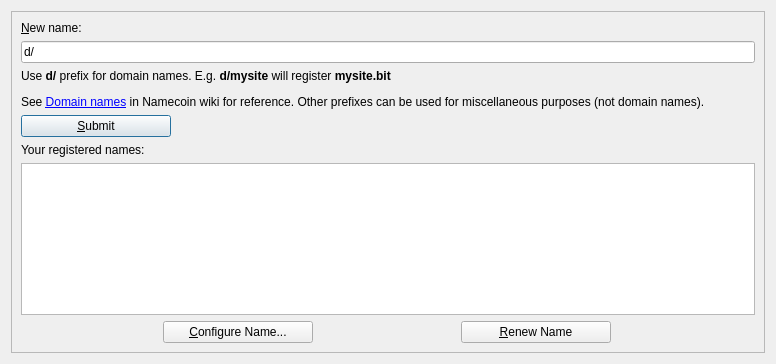
First picture: the form in src/qt/forms/managenamespage.ui, repository gjhiggins/vcoincore, before the edit.
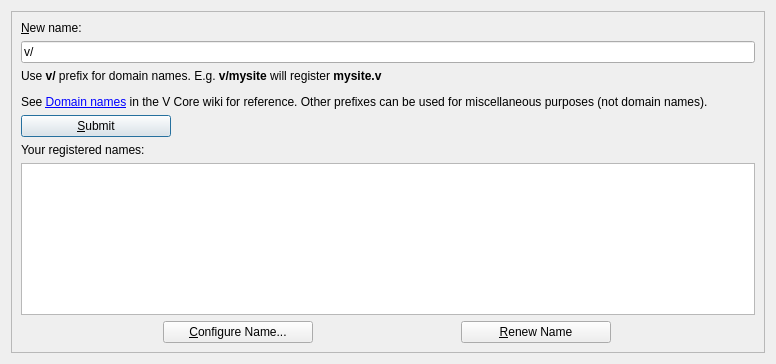
Second picture: the form after the edit. Icons and pictures are not drawn. Custom widgets are drawn as their Qt base class.

What changed in the file:
```diff
--- a/src/qt/forms/managenamespage.ui
+++ b/src/qt/forms/managenamespage.ui
@@ -51,7 +51,7 @@
          <string>Enter a name or domain name (prefixed with d/) to be registered via Namecoin.</string>
         </property>
         <property name="text">
-         <string>d/</string>
+         <string>v/</string>
         </property>
        </widget>
       </item>
@@ -64,7 +64,7 @@
          </sizepolicy>
         </property>
         <property name="text">
-         <string>&lt;html&gt;&lt;head/&gt;&lt;body&gt;&lt;p&gt;Use &lt;span style=&quot; font-weight:600;&quot;&gt;d/&lt;/span&gt; prefix for domain names. E.g. &lt;span style=&quot; font-weight:600;&quot;&gt;d/mysite&lt;/span&gt; will register &lt;span style=&quot; font-weight:600;&quot;&gt;mysite.bit&lt;/span&gt;&lt;/p&gt;&lt;p&gt;See &lt;a href=&quot;https://wiki.namecoin.info/index.php?title=Domain_Name_Specification&quot;&gt;&lt;span style=&quot; text-decoration: underline; color:#0000ff;&quot;&gt;Domain names&lt;/span&gt;&lt;/a&gt; in Namecoin wiki for reference. Other prefixes can be used for miscellaneous purposes (not domain names).&lt;/p&gt;&lt;/body&gt;&lt;/html&gt;</string>
+         <string>&lt;html&gt;&lt;head/&gt;&lt;body&gt;&lt;p&gt;Use &lt;span style=&quot; font-weight:600;&quot;&gt;v/&lt;/span&gt; prefix for domain names. E.g. &lt;span style=&quot; font-weight:600;&quot;&gt;v/mysite&lt;/span&gt; will register &lt;span style=&quot; font-weight:600;&quot;&gt;mysite.v&lt;/span&gt;&lt;/p&gt;&lt;p&gt;See &lt;a href=&quot;https://wiki.v-core.info/index.php?title=Domain_Name_Specification&quot;&gt;&lt;span style=&quot; text-decoration: underline; color:#0000ff;&quot;&gt;Domain names&lt;/span&gt;&lt;/a&gt; in the V Core wiki for reference. Other prefixes can be used for miscellaneous purposes (not domain names).&lt;/p&gt;&lt;/body&gt;&lt;/html&gt;</string>
         </property>
         <property name="textFormat">
          <enum>Qt::RichText</enum>
```
